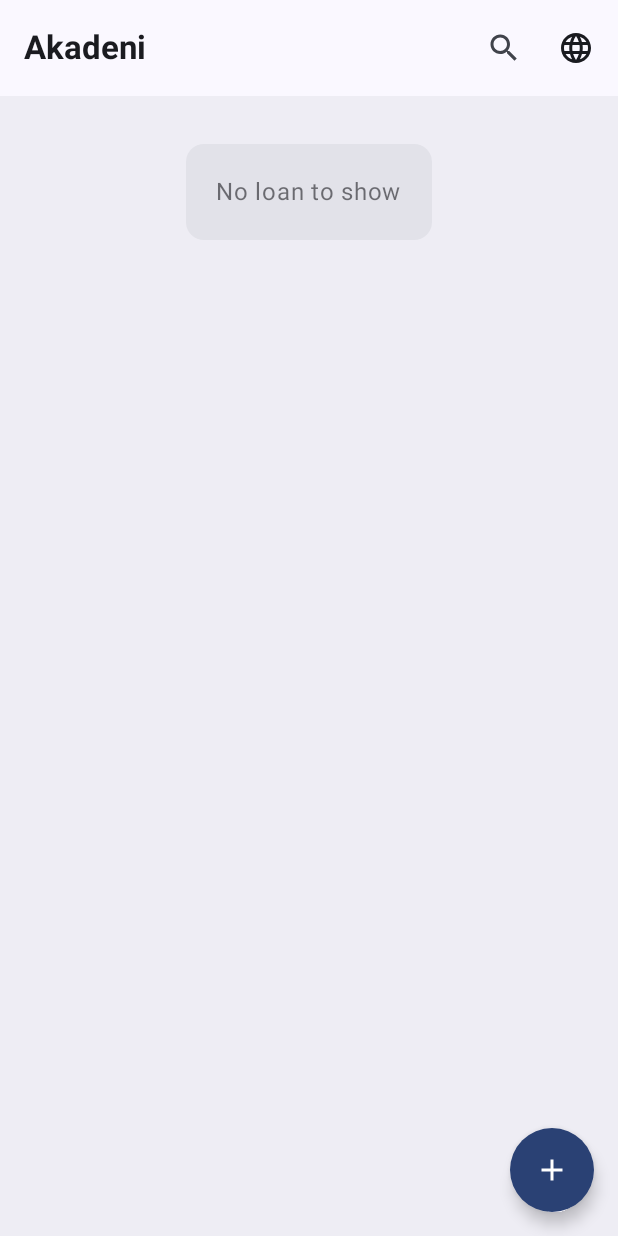
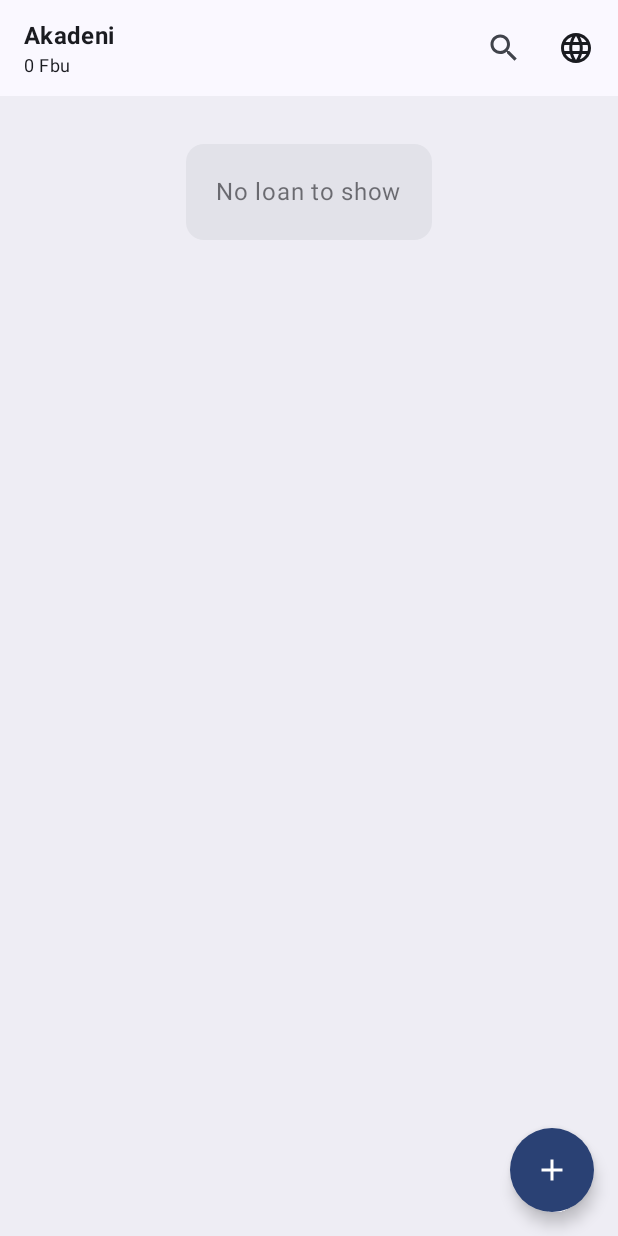
Before and after one commit to yvartpro/Akadeni, an Android app built with Jetpack Compose: the screen it shows after launch (MainActivity), on a phone screen of 412 x 824 dp. Run offline under Robolectric (Android 15) with nearby library versions, the phone set to English and light mode, and no system bars; our stand-ins replace Room's generated code.

```diff
--- a/app/src/main/java/bi/vovota/akadeni/viewmodel/LoanViewModel.kt
+++ b/app/src/main/java/bi/vovota/akadeni/LoanViewModel.kt
@@ -1,4 +1,4 @@
-package bi.vovota.akadeni.viewmodel
+package bi.vovota.akadeni
 
 import androidx.lifecycle.ViewModel
 import androidx.lifecycle.viewModelScope
@@ -13,8 +13,8 @@ import kotlinx.coroutines.flow.stateIn
 import kotlinx.coroutines.launch
 
 class LoanViewModel(
-  private val dao: LoanRepo,
-  private val appPrefs: AppPrefsManager
+    private val dao: LoanRepo,
+    private val appPrefs: AppPrefsManager
 ): ViewModel() {
   private val _loans = MutableStateFlow<List<Loan>>(emptyList())
   val loans = _loans.asStateFlow()
@@ -68,13 +68,13 @@ class LoanViewModel(
 
   init {
     viewModelScope.launch {
-      dao.getLoans().collect { _loans.value = it }
+      getLoans()
     }
   }
 
   val lang = appPrefs.locale.stateIn(
     scope = viewModelScope,
-    started = SharingStarted.WhileSubscribed(5000),
+    started = SharingStarted.Companion.WhileSubscribed(5000),
     initialValue = "rn"
   )
 
@@ -84,16 +84,24 @@ class LoanViewModel(
     }
   }
 
+  fun getLoans() {
+    viewModelScope.launch {
+      dao.getLoans().collect { _loans.value = it }
+    }
+  }
+
   fun createLoan() {
     if (_name.value.isBlank() || _amount.value.isBlank()) {
       _error.value = "All fields are required"
       return
     }
     viewModelScope.launch {
-      dao.createLoan(Loan(
-        name = _name.value,
-        amount = _amount.value.toDouble()
-      ))
+      dao.createLoan(
+          Loan(
+              name = _name.value,
+              amount = _amount.value.toDouble()
+          )
+      )
       clearForm()
       toggleShowCreateSheet()
       _error.value = ""
--- a/app/src/main/java/bi/vovota/akadeni/MainActivity.kt
+++ b/app/src/main/java/bi/vovota/akadeni/MainActivity.kt
@@ -18,7 +18,7 @@ import bi.vovota.akadeni.data.repo.LoanRepo
 import bi.vovota.akadeni.ui.nav.NavGraph
 import bi.vovota.akadeni.ui.theme.AkadeniTheme
 import bi.vovota.akadeni.utils.LocaleHelper
-import bi.vovota.akadeni.viewmodel.LoanViewModel
+import bi.vovota.akadeni.LoanViewModel
 import kotlinx.coroutines.CoroutineScope
 import kotlinx.coroutines.Dispatchers
 import kotlinx.coroutines.launch
--- a/app/src/main/java/bi/vovota/akadeni/ui/nav/NavGraph.kt
+++ b/app/src/main/java/bi/vovota/akadeni/ui/nav/NavGraph.kt
@@ -5,6 +5,7 @@ import android.widget.Toast
 import androidx.activity.compose.BackHandler
 import androidx.compose.foundation.background
 import androidx.compose.foundation.layout.Box
+import androidx.compose.foundation.layout.Column
 import androidx.compose.foundation.layout.fillMaxSize
 import androidx.compose.foundation.layout.padding
 import androidx.compose.foundation.layout.size
@@ -31,11 +32,12 @@ import androidx.compose.ui.platform.LocalContext
 import androidx.compose.ui.res.stringResource
 import androidx.compose.ui.text.font.FontWeight
 import androidx.compose.ui.unit.dp
-import bi.vovota.akadeni.viewmodel.LoanViewModel
+import bi.vovota.akadeni.LoanViewModel
 import bi.vovota.akadeni.R
 import bi.vovota.akadeni.ui.components.DropDownMenu
 import bi.vovota.akadeni.ui.components.FAB
 import bi.vovota.akadeni.ui.screen.HomeScreen
+import bi.vovota.akadeni.utils.localizedString
 
 @OptIn(ExperimentalMaterial3Api::class)
 @Composable
@@ -47,6 +49,9 @@ fun NavGraph(
   var lastPressTime by remember { mutableLongStateOf(0L) }
   val searchMode by viewModel.searchMode.collectAsState()
   val query by viewModel.query.collectAsState()
+  val loans by viewModel.loans.collectAsState()
+  val total = loans.sumOf { it.amount - it.paid }
+
   val languages = listOf(
     "rn" to "Kirundi",
     "en" to "English",
@@ -89,11 +94,18 @@ fun NavGraph(
               }
             )
           else
-            Text(
-              text = stringResource(R.string.app_name),
-              fontWeight = FontWeight.W700,
-              style = MaterialTheme.typography.titleLarge
-            )
+            Column() {
+              Text(
+                text = stringResource(R.string.app_name),
+                fontWeight = FontWeight.W700,
+                style = MaterialTheme.typography.titleMedium
+              )
+              Text(
+                text = localizedString(R.string.unpaid, total),
+                fontWeight = FontWeight.W400,
+                style = MaterialTheme.typography.bodySmall
+              )
+            }
         },
         actions = {
           IconButton(onClick = { viewModel.toggleSearchMode() }) {
--- a/app/src/main/java/bi/vovota/akadeni/ui/screen/AlertDialog.kt
+++ b/app/src/main/java/bi/vovota/akadeni/ui/screen/AlertDialog.kt
@@ -22,7 +22,7 @@ import bi.vovota.akadeni.ui.components.InputField
 import bi.vovota.akadeni.ui.components.MyButton
 import bi.vovota.akadeni.ui.components.SmallText
 import bi.vovota.akadeni.ui.theme.FontSizes
-import bi.vovota.akadeni.viewmodel.LoanViewModel
+import bi.vovota.akadeni.LoanViewModel
 import bi.vovota.akadeni.R
 import bi.vovota.akadeni.utils.localizedString
 
--- a/app/src/main/java/bi/vovota/akadeni/ui/screen/HomeScreen.kt
+++ b/app/src/main/java/bi/vovota/akadeni/ui/screen/HomeScreen.kt
@@ -8,7 +8,6 @@ import androidx.compose.foundation.layout.fillMaxWidth
 import androidx.compose.foundation.layout.padding
 import androidx.compose.foundation.lazy.LazyColumn
 import androidx.compose.foundation.lazy.items
-import androidx.compose.material3.Button
 import androidx.compose.material3.Card
 import androidx.compose.material3.MaterialTheme
 import androidx.compose.material3.Text
@@ -22,16 +21,15 @@ import androidx.compose.ui.Alignment
 import androidx.compose.ui.Modifier
 import androidx.compose.ui.platform.LocalContext
 import androidx.compose.ui.res.painterResource
-import androidx.compose.ui.res.stringResource
 import androidx.compose.ui.text.input.ImeAction
 import androidx.compose.ui.text.input.KeyboardType
 import androidx.compose.ui.unit.dp
 import bi.vovota.akadeni.ui.components.InputField
-import bi.vovota.akadeni.ui.components.SmallText
-import bi.vovota.akadeni.viewmodel.LoanViewModel
+import bi.vovota.akadeni.LoanViewModel
 import bi.vovota.akadeni.R
 import bi.vovota.akadeni.data.local.model.Loan
 import bi.vovota.akadeni.ui.components.DraggableSheet
+import bi.vovota.akadeni.ui.components.FAB
 import bi.vovota.akadeni.ui.components.MyButton
 import bi.vovota.akadeni.ui.theme.Spacings
 import bi.vovota.akadeni.utils.localizedString
@@ -50,6 +48,7 @@ fun HomeScreen(
   val error by viewModel.error.collectAsState()
 
   val filteredLoans = loans.filter { it.name.contains(query,ignoreCase = true) }
+  val total = loans.sumOf { it.amount - it.paid }
 
   val context = LocalContext.current
 
@@ -114,6 +113,8 @@ fun HomeScreen(
       }
       else -> {
         LazyColumn {
+          item {
+          }
           items(filteredLoans) {loan->
             LoanCard(
               loan = loan,
--- a/app/src/main/res/values/strings.xml
+++ b/app/src/main/res/values/strings.xml
@@ -14,4 +14,5 @@
     <string name="no_loan">No loan to show</string>
     <string name="enter_paid">Enter the paid amount for %s</string>
     <string name="touch_2">Touch again to exit</string>
+    <string name="unpaid" translatable="false">%s Fbu</string>
 </resources>
```
Also changed, not shown: 2 other files.
